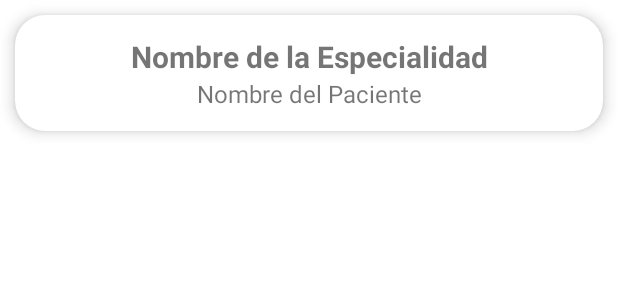
After one commit to SergioAvalosH/Citas-Medicas, an Android app: the layout card_citas.xml on its own in the app's theme, with its tools: preview values and no code run, on a phone screen of 412 x 824 dp. The commit adds this screen. Shown: the top 300 px of the screen. Run offline under Robolectric (Android 15) with nearby library versions, the phone set to English and light mode, and no system bars.

Commit message:
Some changes

```diff
--- a/app/src/main/java/com/recyclerview/app_citas_medicas/view/ui/activity/CrearCitaActivity.kt
+++ b/app/src/main/java/com/recyclerview/app_citas_medicas/view/ui/activity/CrearCitaActivity.kt
@@ -115,6 +115,10 @@ class CrearCitaActivity : AppCompatActivity() {
             .show()
     }
 
+    fun getEspecialidad(): ArrayList<String> {
+        return datalista
+    }
+
 
     // Para el toolbar Crear Citas Medicas
         //val actionBar = supportActionBar
--- /dev/null
+++ b/app/src/main/res/layout/card_citas.xml
@@ -0,0 +1,40 @@
+<?xml version="1.0" encoding="utf-8"?>
+<androidx.cardview.widget.CardView xmlns:android="http://schemas.android.com/apk/res/android"
+    xmlns:card_view="http://schemas.android.com/apk/res-auto"
+    android:layout_width="match_parent"
+    android:layout_height="wrap_content"
+    android:layout_margin="10dp"
+    card_view:cardBackgroundColor="#fff"
+    card_view:cardCornerRadius="20dp"
+    card_view:cardElevation="6dp"
+    card_view:contentPadding="4dp">
+
+    <RelativeLayout
+        android:layout_width="match_parent"
+        android:layout_height="wrap_content"
+        android:padding="10dp">
+
+        <TextView
+            android:id="@+id/tv_name_especialidad"
+            android:layout_width="match_parent"
+            android:layout_height="wrap_content"
+            android:layout_alignParentStart="true"
+            android:layout_alignParentLeft="true"
+            android:layout_alignParentTop="true"
+            android:gravity="center_horizontal"
+            android:text="@string/tv_especialidad"
+            android:textSize="20sp"
+            android:textStyle="bold" />
+
+        <TextView
+            android:id="@+id/tv_name_patient"
+            android:layout_width="match_parent"
+            android:layout_height="wrap_content"
+            android:layout_below="@id/tv_name_especialidad"
+            android:gravity="center_horizontal"
+            android:text="@string/tv_paciente"
+            android:textSize="16sp" />
+
+    </RelativeLayout>
+
+</androidx.cardview.widget.CardView>
--- a/app/src/main/res/values/strings.xml
+++ b/app/src/main/res/values/strings.xml
@@ -23,6 +23,16 @@
     <string name="title_new_especialidad">Nueva Especialidad</string>
     <string name="lbl_btn_save_especialidad">Guardar</string>
 
+    <!-- Strings del menu de estados-->
+    <string name="optn_cancel">Cancelado</string>
+    <string name="optn_realize">Realizado</string>
+    <string name="optn_pendiente">Realizado</string>
+    <string name="optn_notrealize">Realizado</string>
+
+    <!-- Strings del lista de citas-->
+    <string name="tv_especialidad">Nombre de la Especialidad</string>
+    <string name="tv_paciente">Nombre del Paciente</string>
+
     <!--String par ala ventan-->
     <string name="nombreempresa">Hospital la Caleta - Chimbote</string>
     <string name="aboutempresa">Centro hospitalario público de Segundo Nivel II-2 que ofrece servicios especializados en salud, administrado por el Gobierno Regional</string>
```
Also changed, not shown: app/src/main/java/com/recyclerview/app_citas_medicas/view/ui/adapter/CitasAdapter.kt (added, +39 -0 lines), app/src/main/res/menu/options_menu.xml (added, +15 -0 lines).
